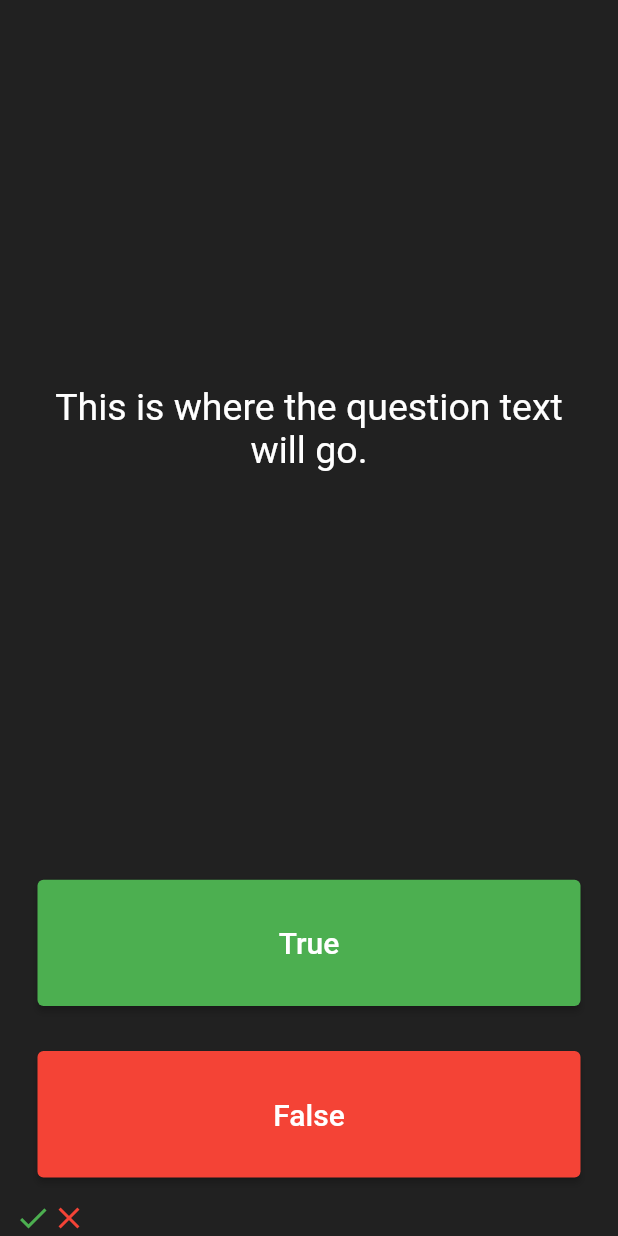
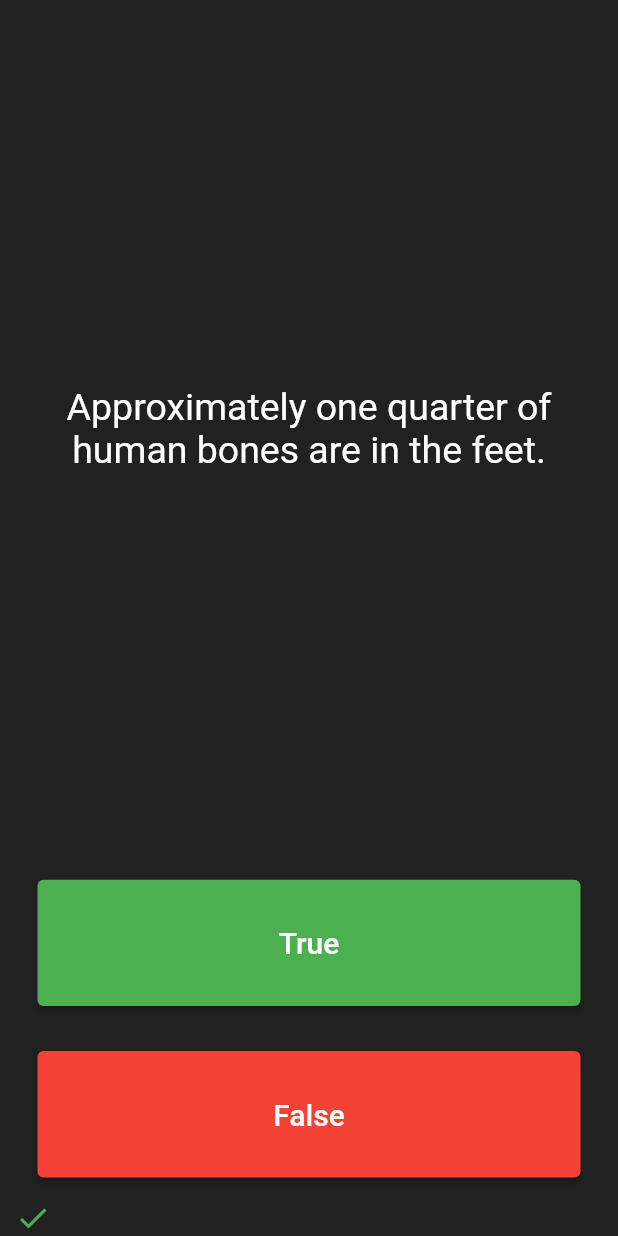
Before and after one commit to HimJan7/quizzler, a Flutter app: the screen it shows after launch, after a tap on "True", on a phone screen of 412 x 824 dp. Run offline on Flutter 3.47's test engine with Material 2 defaults, Android fonts, the phone set to English and light mode, and no system bars.

Commit message:
[secondCommit]

```diff
--- a/lib/main.dart
+++ b/lib/main.dart
@@ -28,6 +28,18 @@ class QuizPage extends StatefulWidget {
 }
 
 class _QuizPageState extends State<QuizPage> {
+  int index = 0;
+  int rightCount = 0, wrongCount = 0;
+  List<Icon> scoreKeeper = [];
+
+  List<String> questions = [
+    'You can lead a cow down stairs but not up stairs.',
+    'Approximately one quarter of human bones are in the feet.',
+    'A slug\'s blood is green.'
+  ];
+
+  List<bool> answers = [true, false, true];
+
   @override
   Widget build(BuildContext context) {
     return Column(
@@ -40,9 +52,9 @@ class _QuizPageState extends State<QuizPage> {
             padding: EdgeInsets.all(10.0),
             child: Center(
               child: Text(
-                'This is where the question text will go.',
+                questions[index],
                 textAlign: TextAlign.center,
-                style: TextStyle(
+                style: const TextStyle(
                   fontSize: 25.0,
                   color: Colors.white,
                 ),
@@ -54,54 +66,75 @@ class _QuizPageState extends State<QuizPage> {
           child: Padding(
             padding: EdgeInsets.all(15.0),
             child: ElevatedButton(
+              onPressed: () {
+                bool correctAnswer = answers[index];
+
+                if (correctAnswer == true) {
+                  rightCount++;
+                } else {
+                  wrongCount++;
+                }
+
+                setState(
+                  () {
+                    index = (1 + index) % questions.length;
+
+                    scoreKeeper.add(const Icon(
+                      Icons.check,
+                      color: Colors.green,
+                    ));
+                  },
+                );
+              },
               style: ButtonStyle(
                 backgroundColor: MaterialStateProperty.all(Colors.green),
               ),
-              child: Text(
+              child: const Text(
                 'True',
                 style: TextStyle(
                   color: Colors.white,
                   fontSize: 20.0,
                 ),
               ),
-              onPressed: () {
-                //The user picked true.
-              },
             ),
           ),
         ),
         Expanded(
           child: Padding(
-            padding: EdgeInsets.all(15.0),
+            padding: const EdgeInsets.all(15.0),
             child: ElevatedButton(
-              child: Text(
+              style: ButtonStyle(
+                backgroundColor: MaterialStateProperty.all(Colors.red),
+              ),
+              onPressed: () {
+                bool correctAnswer = answers[index];
+                if (correctAnswer == false) {
+                  rightCount++;
+                } else {
+                  wrongCount++;
+                }
+                setState(
+                  () {
+                    index = (1 + index) % questions.length;
+
+                    scoreKeeper.add(const Icon(
+                      Icons.close,
+                      color: Colors.red,
+                    ));
+                  },
+                );
+              },
+              child: const Text(
                 'False',
                 style: TextStyle(
                   fontSize: 20.0,
                   color: Colors.white,
                 ),
               ),
-              style: ButtonStyle(
-                backgroundColor: MaterialStateProperty.all(Colors.red),
-              ),
-              onPressed: () {
-                //The user picked false.
-              },
             ),
           ),
         ),
-        Row(
-          children: [
-            Icon(
-              Icons.check,
-              color: Colors.green,
-            ),
-            Icon(
-              Icons.close,
-              color: Colors.red,
-            ),
-          ],
-        )
+        Row(children: scoreKeeper)
       ],
     );
   }
```
